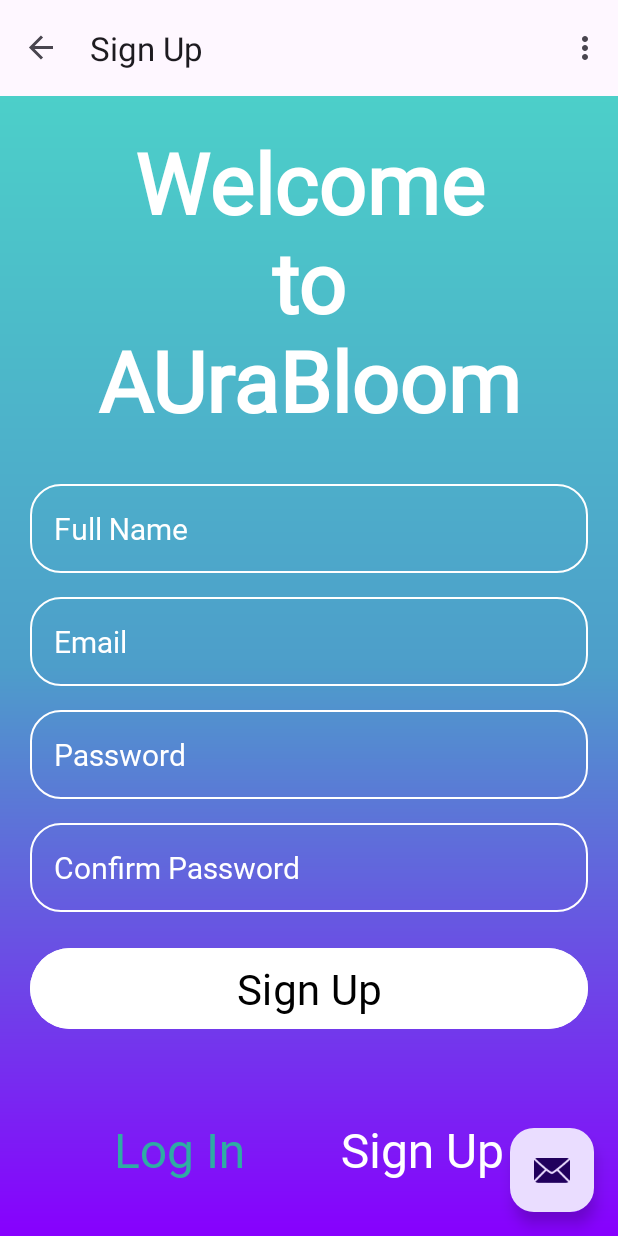
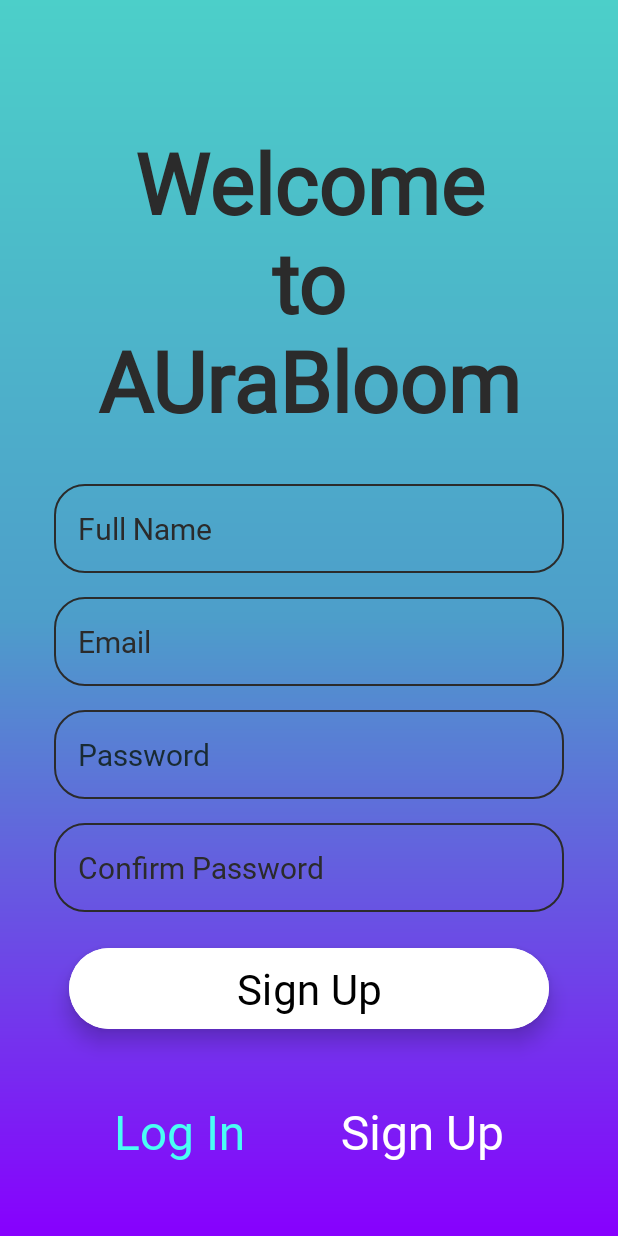
Before and after one commit to asandoval557/Project_Aura_Bloom, an Android app: the SignUpFragment screen opened through its navigation route, on a phone screen of 412 x 824 dp. Run offline under Robolectric (Android 15) with nearby library versions, the phone set to English and light mode, and no system bars; our stand-ins replace navigation-ui; Roboto replaces fonts that are not available here.

Commit message:
Added small visual feedback to the buttons of the log in and sign up pages. Modified layouts to create better color contrast and sizing mechanics.

```diff
--- a/app/src/main/java/com/example/project_aura_bloom/MainActivity.kt
+++ b/app/src/main/java/com/example/project_aura_bloom/MainActivity.kt
@@ -25,38 +25,38 @@ class MainActivity : AppCompatActivity() {
         binding = ActivityMainBinding.inflate(layoutInflater)
         setContentView(binding.root)
 
-        setSupportActionBar(binding.toolbar)
+//         setSupportActionBar(binding.toolbar)
+//
+//        val navController = findNavController(R.id.nav_host_fragment_content_main)
+//        appBarConfiguration = AppBarConfiguration(navController.graph)
+//        setupActionBarWithNavController(navController, appBarConfiguration)
 
-        val navController = findNavController(R.id.nav_host_fragment_content_main)
-        appBarConfiguration = AppBarConfiguration(navController.graph)
-        setupActionBarWithNavController(navController, appBarConfiguration)
-
-        binding.fab.setOnClickListener { view ->
-            Snackbar.make(view, "Replace with your own action", Snackbar.LENGTH_LONG)
-                .setAction("Action", null)
-                .setAnchorView(R.id.fab).show()
-        }
+//        binding.fab.setOnClickListener { view ->
+//            Snackbar.make(view, "Replace with your own action", Snackbar.LENGTH_LONG)
+//                .setAction("Action", null)
+//                .setAnchorView(R.id.fab).show()
+//        }
     }
 
-    override fun onCreateOptionsMenu(menu: Menu): Boolean {
-        // Inflate the menu; this adds items to the action bar if it is present.
-        menuInflater.inflate(R.menu.menu_main, menu)
-        return true
-    }
+//    override fun onCreateOptionsMenu(menu: Menu): Boolean {
+//        // Inflate the menu; this adds items to the action bar if it is present.
+//        menuInflater.inflate(R.menu.menu_main, menu)
+//        return true
+//    }
+//
+//    override fun onOptionsItemSelected(item: MenuItem): Boolean {
+//        // Handle action bar item clicks here. The action bar will
+//        // automatically handle clicks on the Home/Up button, so long
+//        // as you specify a parent activity in AndroidManifest.xml.
+//        return when (item.itemId) {
+//            R.id.action_settings -> true
+//            else -> super.onOptionsItemSelected(item)
+//        }
+//    }
 
-    override fun onOptionsItemSelected(item: MenuItem): Boolean {
-        // Handle action bar item clicks here. The action bar will
-        // automatically handle clicks on the Home/Up button, so long
-        // as you specify a parent activity in AndroidManifest.xml.
-        return when (item.itemId) {
-            R.id.action_settings -> true
-            else -> super.onOptionsItemSelected(item)
-        }
-    }
-
-    override fun onSupportNavigateUp(): Boolean {
-        val navController = findNavController(R.id.nav_host_fragment_content_main)
-        return navController.navigateUp(appBarConfiguration)
-                || super.onSupportNavigateUp()
-    }
+//    override fun onSupportNavigateUp(): Boolean {
+//        val navController = findNavController(R.id.nav_host_fragment_content_main)
+//        return navController.navigateUp(appBarConfiguration)
+//                || super.onSupportNavigateUp()
+//    }
 }
--- a/app/src/main/res/drawable/rounded_border.xml
+++ b/app/src/main/res/drawable/rounded_border.xml
@@ -2,5 +2,5 @@
 <shape xmlns:android="http://schemas.android.com/apk/res/android"
        android:shape="rectangle">
     <corners android:radius="20dp"/>
-    <stroke android:width="1dip" android:color="@color/white"/>
+    <stroke android:width="1dip" android:color="@color/dark_gray"/>
 </shape>
--- a/app/src/main/res/layout/activity_main.xml
+++ b/app/src/main/res/layout/activity_main.xml
@@ -14,22 +14,22 @@
             android:fitsSystemWindows="true"
     >
 
-        <com.google.android.material.appbar.MaterialToolbar
-                android:id="@+id/toolbar"
-                android:layout_width="match_parent"
-                android:layout_height="?attr/actionBarSize"/>
+<!--        <com.google.android.material.appbar.MaterialToolbar-->
+<!--                android:id="@+id/toolbar"-->
+<!--                android:layout_width="match_parent"-->
+<!--                android:layout_height="?attr/actionBarSize"/>-->
 
     </com.google.android.material.appbar.AppBarLayout>
 
     <include layout="@layout/content_main"/>
 
-    <com.google.android.material.floatingactionbutton.FloatingActionButton
-            android:id="@+id/fab"
-            android:layout_width="wrap_content"
-            android:layout_height="wrap_content"
-            android:layout_gravity="bottom|end"
-            android:layout_marginEnd="@dimen/fab_margin"
-            android:layout_marginBottom="16dp"
-            app:srcCompat="@android:drawable/ic_dialog_email"/>
+<!--    <com.google.android.material.floatingactionbutton.FloatingActionButton-->
+<!--            android:id="@+id/fab"-->
+<!--            android:layout_width="wrap_content"-->
+<!--            android:layout_height="wrap_content"-->
+<!--            android:layout_gravity="bottom|end"-->
+<!--            android:layout_marginEnd="@dimen/fab_margin"-->
+<!--            android:layout_marginBottom="16dp"-->
+<!--            app:srcCompat="@android:drawable/ic_dialog_email"/>-->
 
 </androidx.coordinatorlayout.widget.CoordinatorLayout>
--- a/app/src/main/res/layout/fragment_sign_up.xml
+++ b/app/src/main/res/layout/fragment_sign_up.xml
@@ -2,10 +2,11 @@
 
 <androidx.constraintlayout.widget.ConstraintLayout
         xmlns:android="http://schemas.android.com/apk/res/android"
+        xmlns:app="http://schemas.android.com/apk/res-auto"
         xmlns:tools="http://schemas.android.com/tools"
         android:layout_width="match_parent"
-        android:layout_height="match_parent" xmlns:app="http://schemas.android.com/apk/res-auto"
-        android:padding="20dp"
+        android:layout_height="match_parent"
+        android:padding="32dp"
         android:background="@drawable/gradient_background"
         tools:context=".SignUpFragment">
 
@@ -16,10 +17,11 @@
             android:layout_height="wrap_content"
             android:text="@string/welcome_to_aurabloom"
             android:textSize="56sp"
-            android:textColor="@color/white"
+            android:textColor="@color/dark_gray"
             android:textAlignment="center"
             android:textStyle="bold"
             android:fontFamily="@font/montserrat_alternates_regular"
+            android:layout_marginTop="52dp"
             app:layout_constraintTop_toTopOf="parent"
             app:layout_constraintStart_toStartOf="parent"
             app:layout_constraintEnd_toEndOf="parent" />
@@ -27,15 +29,15 @@
     <!-- Full Name -->
     <EditText
             android:id="@+id/et_full_name"
-            android:layout_width="match_parent"
+            android:layout_width="340dp"
             android:layout_height="wrap_content"
             android:autofillHints="name"
             android:hint="@string/full_name"
             android:background="@drawable/rounded_border"
             android:fontFamily="@font/montserrat_alternates_regular"
             android:inputType="textPersonName"
-            android:textColor="@color/white"
-            android:textColorHint="@color/white"
+            android:textColor="@color/dark_gray"
+            android:textColorHint="@color/dark_gray"
             android:textSize="20sp"
             android:padding="16dp"
             app:layout_constraintTop_toBottomOf="@id/tv_welcome"
@@ -46,15 +48,15 @@
     <!-- Email -->
     <EditText
             android:id="@+id/et_email"
-            android:layout_width="match_parent"
+            android:layout_width="340dp"
             android:layout_height="wrap_content"
             android:autofillHints="emailAddress"
             android:hint="@string/email"
             android:background="@drawable/rounded_border"
             android:fontFamily="@font/montserrat_alternates_regular"
             android:inputType="textEmailAddress"
-            android:textColor="@color/white"
-            android:textColorHint="@color/white"
+            android:textColor="@color/dark_gray"
+            android:textColorHint="@color/dark_gray"
             android:textSize="20sp"
             android:padding="16dp"
             app:layout_constraintTop_toBottomOf="@id/et_full_name"
@@ -65,15 +67,15 @@
     <!-- Password -->
     <EditText
             android:id="@+id/et_password"
-            android:layout_width="match_parent"
+            android:layout_width="340dp"
             android:layout_height="wrap_content"
             android:autofillHints="password"
             android:hint="@string/password"
             android:background="@drawable/rounded_border"
             android:fontFamily="@font/montserrat_alternates_regular"
             android:inputType="textPassword"
-            android:textColor="@color/white"
-            android:textColorHint="@color/white"
+            android:textColor="@color/charcoal"
+            android:textColorHint="@color/charcoal"
             android:textSize="20sp"
             android:padding="16dp"
             app:layout_constraintTop_toBottomOf="@id/et_email"
@@ -84,15 +86,15 @@
     <!-- Confirm Password -->
     <EditText
             android:id="@+id/et_confirm_password"
-            android:layout_width="match_parent"
+            android:layout_width="340dp"
             android:layout_height="wrap_content"
             android:autofillHints="password"
             android:hint="@string/confirm_password"
             android:background="@drawable/rounded_border"
             android:fontFamily="@font/montserrat_alternates_regular"
             android:inputType="textPassword"
-            android:textColor="@color/white"
-            android:textColorHint="@color/white"
+            android:textColor="@color/dark_gray"
+            android:textColorHint="@color/dark_gray"
             android:textSize="20sp"
             android:padding="16dp"
             app:layout_constraintTop_toBottomOf="@id/et_password"
@@ -103,14 +105,16 @@
     <!-- Sign Up Button -->
     <Button
             android:id="@+id/btn_sign_up"
-            android:layout_width="match_parent"
+            android:layout_width="320dp"
             android:layout_height="wrap_content"
+            android:contentDescription="@string/sign_up_button"
             android:text="@string/sign_up"
             android:textSize="28sp"
             android:padding="8dp"
             android:fontFamily="@font/montserrat_alternates_regular"
             android:textColor="@color/black"
             android:backgroundTint="@color/white"
+            android:stateListAnimator="@animator/button_state_animator"
             android:textAllCaps="false"
             app:layout_constraintTop_toBottomOf="@id/et_confirm_password"
             app:layout_constraintStart_toStartOf="parent"
@@ -134,7 +138,7 @@
                 android:layout_height="wrap_content"
                 android:text="@string/log_in"
                 android:fontFamily="@font/montserrat_alternates_regular"
-                android:textColor="@color/teal"
+                android:textColor="@color/aqua"
                 android:textSize="32sp"/>
         <TextView
                 android:id="@+id/tv_sign_up"
--- a/app/src/main/res/values/colors.xml
+++ b/app/src/main/res/values/colors.xml
@@ -3,4 +3,8 @@
     <color name="black">#FF000000</color>
     <color name="white">#FFFFFFFF</color>
     <color name="teal">#2FABA4</color>
+    <color name="dark_gray">#2B2B2B</color>
+    <color name="aqua">#4AFEF4</color>
+    <color name="charcoal">#192B33</color>
+    <color name="transparent">#00000000</color>
 </resources>
--- a/app/src/main/res/values/strings.xml
+++ b/app/src/main/res/values/strings.xml
@@ -18,13 +18,13 @@
     <string name="log_in_with_facebook">Log In with Facebook</string>
     <string name="log_in_with_google">Log In with Google</string>
     <string name="sign_up">Sign Up</string>
+    <string name="log_in_button">Log in to Account</string>
 
     <!-- Strings used in Sign Up Screen -->
     <string name="welcome_to_aurabloom">Welcome\nto\nAUraBloom</string>
     <string name="full_name">Full Name</string>
     <string name="email">Email</string>
     <string name="confirm_password">Confirm Password</string>
+    <string name="sign_up_button">Sign Up for Account</string>
 
-    <!-- TODO: Remove or change this placeholder text -->
-    <string name="hello_blank_fragment">Hello blank fragment</string>
 </resources>
```
Also changed, not shown: app/src/main/res/animator/button_state_animator.xml (added, +21 -0 lines), app/src/main/res/drawable/button_state.xml (deleted, +0 -25 lines), app/src/main/res/layout/fragment_login.xml (+23 -16 lines).
